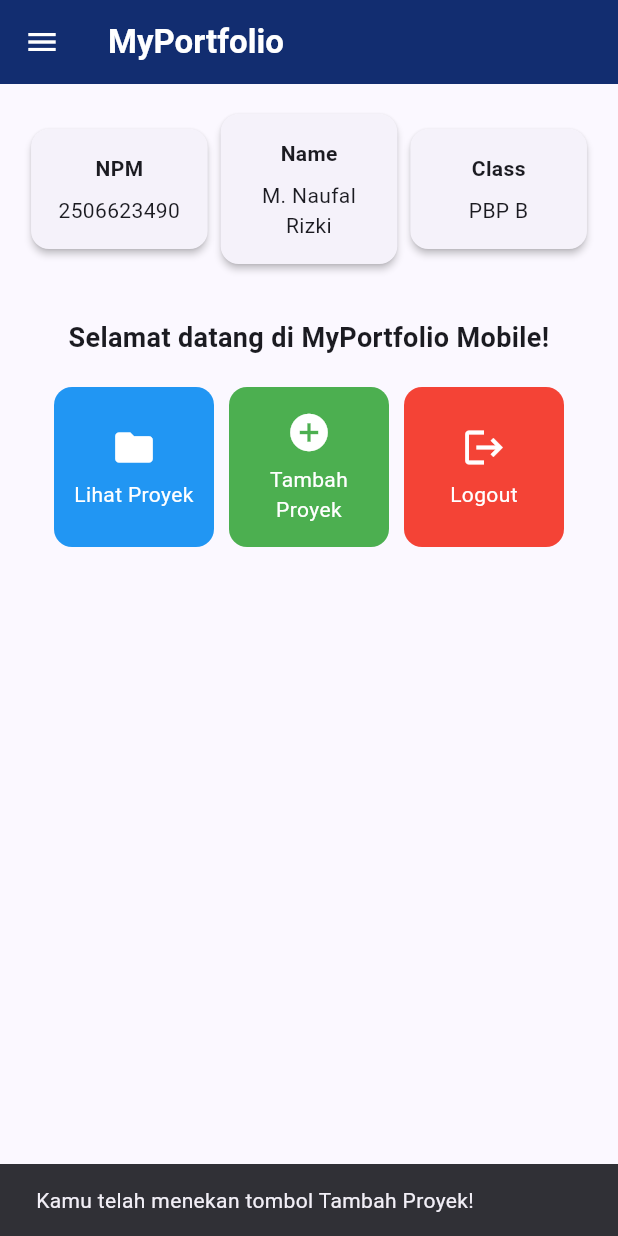
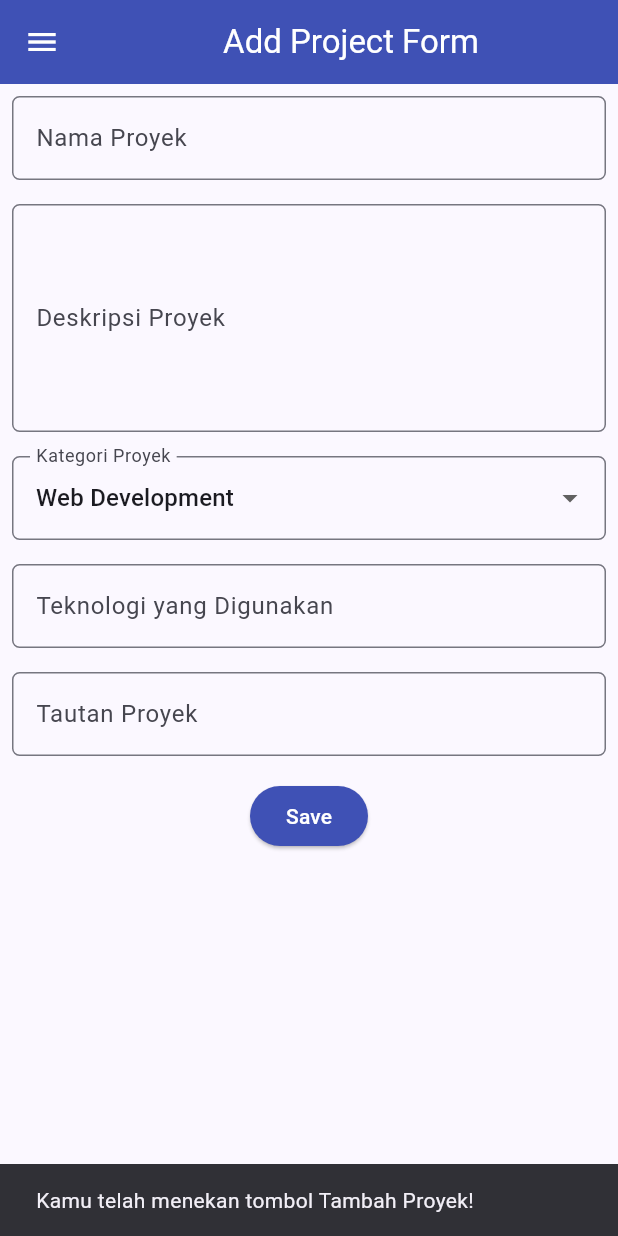
Before and after one commit to mnaufarizkil07-hash/myportofolio_mobile, a Flutter app: the LeftDrawer widget shown alone on an empty page, opened directly, after a tap on "Home", after a tap on "Tambah Proyek", on a phone screen of 412 x 824 dp. Run offline on Flutter 3.47's test engine with Material 3 defaults, Android fonts, the phone set to English and light mode, and no system bars.

Commit message:
feat: implement project form with input validation and alert dialog

```diff
--- a/lib/menu.dart
+++ b/lib/menu.dart
@@ -1,5 +1,6 @@
 import 'package:flutter/material.dart';
 import 'package:myportofolio_mobile/widgets/left_drawer.dart';
+import 'package:myportofolio_mobile/project_form.dart';
 
 // Model untuk merepresentasikan atribut tombol menu aksi
 class ItemHomepage {
@@ -144,6 +145,16 @@ class ItemCard extends StatelessWidget {
                 content: Text("Kamu telah menekan tombol ${item.name}!"),
               ),
             );
+
+          // Navigate ke halaman yang sesuai
+          if (item.name == "Tambah Proyek") {
+            Navigator.push(
+              context,
+              MaterialPageRoute(
+                builder: (context) => const ProjectFormPage(),
+              ),
+            );
+          }
         },
         child: Container(
           padding: const EdgeInsets.all(8),
--- /dev/null
+++ b/lib/project_form.dart
@@ -0,0 +1,213 @@
+import 'package:flutter/material.dart';
+import 'package:myportofolio_mobile/widgets/left_drawer.dart';
+
+class ProjectFormPage extends StatefulWidget {
+  const ProjectFormPage({super.key});
+
+  @override
+  State<ProjectFormPage> createState() => _ProjectFormPageState();
+}
+
+class _ProjectFormPageState extends State<ProjectFormPage> {
+  final _formKey = GlobalKey<FormState>();
+  String _projectName = "";
+  String _description = "";
+  String _category = "Web Development";
+  String _technologies = "";
+  String _projectLink = "";
+
+  final List<String> _categories = [
+    'Web Development',
+    'Mobile Development',
+    'Machine Learning',
+    'Data Science',
+    'Other',
+  ];
+
+  @override
+  Widget build(BuildContext context) {
+    return Scaffold(
+      appBar: AppBar(
+        title: const Center(
+          child: Text(
+            'Add Project Form',
+          ),
+        ),
+        backgroundColor: Colors.indigo,
+        foregroundColor: Colors.white,
+      ),
+      drawer: const LeftDrawer(),
+      body: Form(
+        key: _formKey,
+        child: SingleChildScrollView(
+          child: Column(
+            crossAxisAlignment: CrossAxisAlignment.start,
+            children: [
+              // === Project Name ===
+              Padding(
+                padding: const EdgeInsets.all(8.0),
+                child: TextFormField(
+                  decoration: InputDecoration(
+                    hintText: "Nama Proyek",
+                    labelText: "Nama Proyek",
+                    border: OutlineInputBorder(
+                      borderRadius: BorderRadius.circular(5.0),
+                    ),
+                  ),
+                  onChanged: (String? value) {
+                    setState(() {
+                      _projectName = value ?? "";
+                    });
+                  },
+                  validator: (String? value) {
+                    if (value == null || value.trim().isEmpty) {
+                      return "Nama proyek tidak boleh kosong!";
+                    }
+                    return null;
+                  },
+                ),
+              ),
+
+              // === Description ===
+              Padding(
+                padding: const EdgeInsets.all(8.0),
+                child: TextFormField(
+                  maxLines: 5,
+                  decoration: InputDecoration(
+                    hintText: "Deskripsi Proyek",
+                    labelText: "Deskripsi Proyek",
+                    border: OutlineInputBorder(
+                      borderRadius: BorderRadius.circular(5.0),
+                    ),
+                  ),
+                  onChanged: (String? value) {
+                    setState(() {
+                      _description = value ?? "";
+                    });
+                  },
+                  validator: (String? value) {
+                    if (value == null || value.trim().isEmpty) {
+                      return "Deskripsi proyek tidak boleh kosong!";
+                    }
+                    return null;
+                  },
+                ),
+              ),
+
+              // === Category ===
+              Padding(
+                padding: const EdgeInsets.all(8.0),
+                child: DropdownButtonFormField<String>(
+                  decoration: InputDecoration(
+                    labelText: "Kategori Proyek",
+                    border: OutlineInputBorder(
+                      borderRadius: BorderRadius.circular(5.0),
+                    ),
+                  ),
+                  initialValue: _category,
+                  items: _categories.map((category) => DropdownMenuItem(
+                    value: category,
+                    child: Text(category),
+                  )).toList(),
+                  onChanged: (String? newValue) {
+                    setState(() {
+                      _category = newValue!;
+                    });
+                  },
+                ),
+              ),
+
+              // === Technologies ===
+              Padding(
+                padding: const EdgeInsets.all(8.0),
+                child: TextFormField(
+                  decoration: InputDecoration(
+                    hintText: "Contoh: Flutter, Django, Figma",
+                    labelText: "Teknologi yang Digunakan",
+                    border: OutlineInputBorder(
+                      borderRadius: BorderRadius.circular(5.0),
+                    ),
+                  ),
+                  onChanged: (String? value) {
+                    setState(() {
+                      _technologies = value ?? "";
+                    });
+                  },
+                ),
+              ),
+
+              // === Project Link ===
+              Padding(
+                padding: const EdgeInsets.all(8.0),
+                child: TextFormField(
+                  decoration: InputDecoration(
+                    hintText: "URL Proyek (opsional)",
+                    labelText: "Tautan Proyek",
+                    border: OutlineInputBorder(
+                      borderRadius: BorderRadius.circular(5.0),
+                    ),
+                  ),
+                  onChanged: (String? value) {
+                    setState(() {
+                      _projectLink = value ?? "";
+                    });
+                  },
+                ),
+              ),
+
+              // === Tombol Simpan ===
+              Align(
+                alignment: Alignment.bottomCenter,
+                child: Padding(
+                  padding: const EdgeInsets.all(8.0),
+                  child: ElevatedButton(
+                    style: ButtonStyle(
+                      backgroundColor: WidgetStateProperty.all(Colors.indigo),
+                    ),
+                    onPressed: () {
+                      if (_formKey.currentState!.validate()) {
+                        showDialog(
+                          context: context,
+                          builder: (context) {
+                            return AlertDialog(
+                              title: const Text('Proyek berhasil ditambahkan!'),
+                              content: SingleChildScrollView(
+                                child: Column(
+                                  crossAxisAlignment: CrossAxisAlignment.start,
+                                  children: [
+                                    Text('Nama Proyek: $_projectName'),
+                                    Text('Deskripsi: $_description'),
+                                    Text('Kategori: $_category'),
+                                    Text('Teknologi: $_technologies'),
+                                    Text('Tautan: $_projectLink'),
+                                  ],
+                                ),
+                              ),
+                              actions: [
+                                TextButton(
+                                  child: const Text('OK'),
+                                  onPressed: () {
+                                    Navigator.pop(context);
+                                    _formKey.currentState!.reset();
+                                  },
+                                ),
+                              ],
+                            );
+                          },
+                        );
+                      }
+                    },
+                    child: const Text(
+                      "Save",
+                      style: TextStyle(color: Colors.white),
+                    ),
+                  ),
+                ),
+              ),
+            ],
+          ),
+        ),
+      ),
+    );
+  }
+}
--- a/lib/widgets/left_drawer.dart
+++ b/lib/widgets/left_drawer.dart
@@ -1,5 +1,6 @@
 import 'package:flutter/material.dart';
 import 'package:myportofolio_mobile/menu.dart';
+import 'package:myportofolio_mobile/project_form.dart';
 
 class LeftDrawer extends StatelessWidget {
   const LeftDrawer({super.key});
@@ -51,8 +52,12 @@ class LeftDrawer extends StatelessWidget {
             leading: const Icon(Icons.add_circle_outline),
             title: const Text('Add Project'),
             onTap: () {
-              // Akan diarahkan ke ProjectFormPage pada tahap berikutnya
-              Navigator.pop(context);
+              Navigator.pushReplacement(
+                context,
+                MaterialPageRoute(
+                  builder: (context) => const ProjectFormPage(),
+                ),
+              );
             },
           ),
         ],
```
